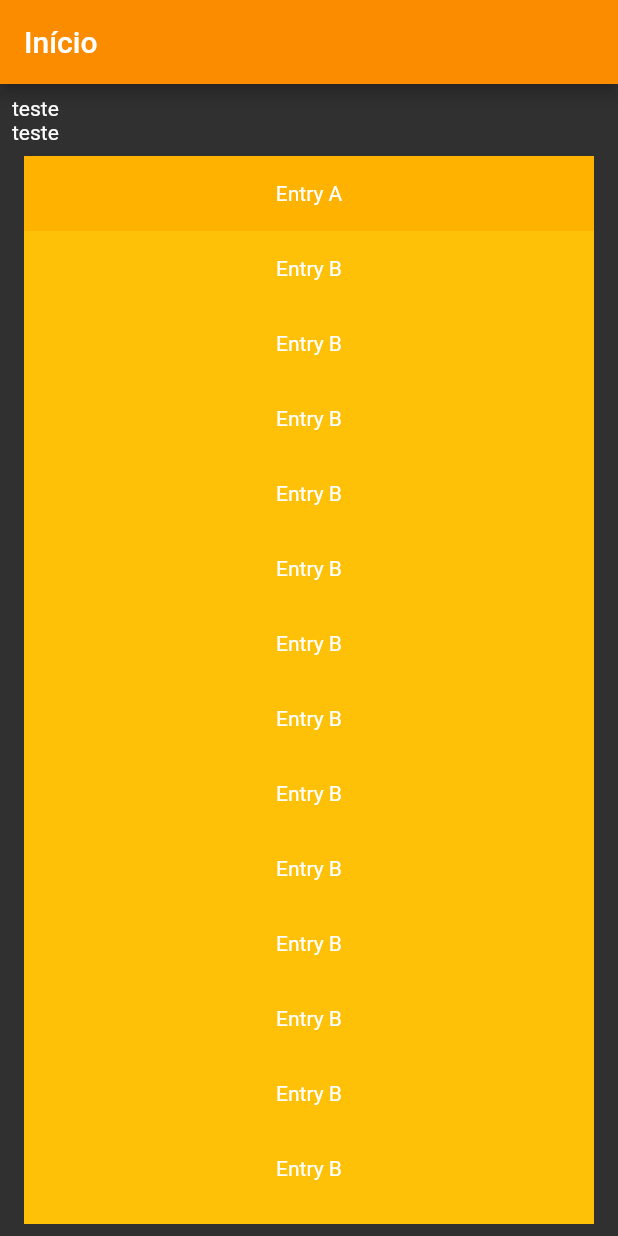
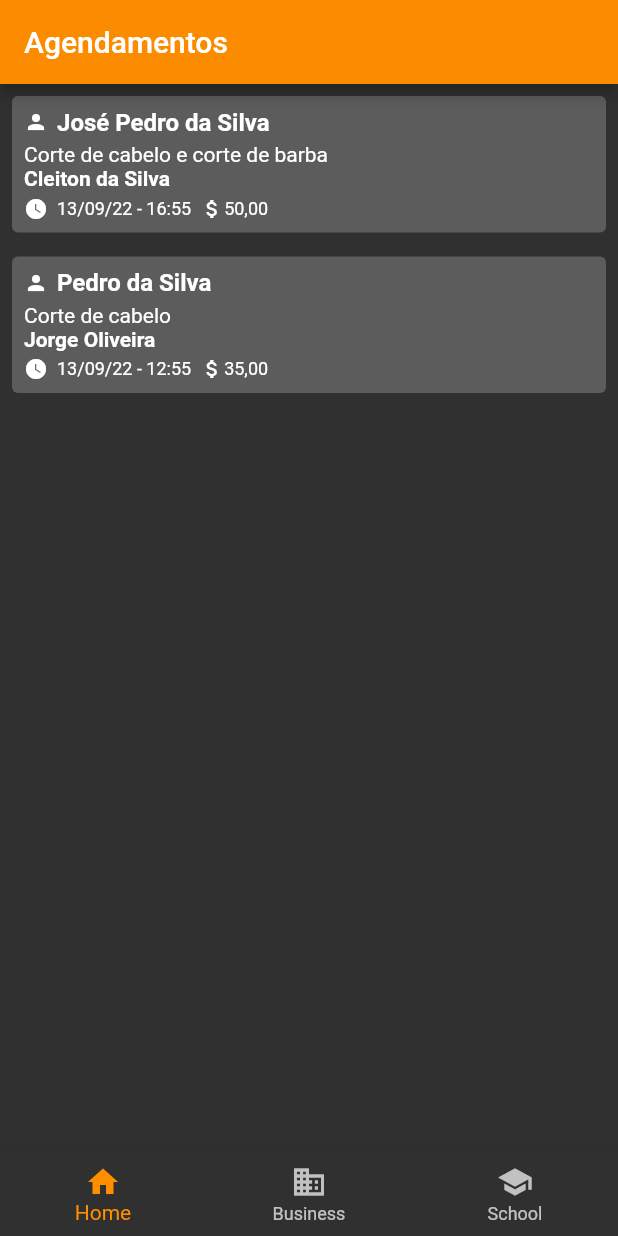
Before and after one commit to lucasvromano/barber_shop_app, a Flutter app: the HomePage screen opened directly, on a phone screen of 412 x 824 dp. Run offline on Flutter 3.47's test engine with Material 2 defaults, Android fonts, the phone set to English and light mode, and no system bars.

Commit message:
feat: add components

```diff
--- a/lib/barber_shop.dart
+++ b/lib/barber_shop.dart
@@ -1,3 +1,4 @@
+import 'package:barber_shop/pages/home.page.dart';
 import 'package:barber_shop/pages/login.page.dart';
 import 'package:flutter/material.dart';
 
@@ -16,7 +17,8 @@ class BarberShop extends StatelessWidget {
           backgroundColor: Colors.orange[600],
         ),
       ),
-      home: const LoginPage(),
+      // home: const LoginPage(),
+      home: const HomePage(),
     );
   }
 }
--- /dev/null
+++ b/lib/components/atoms/text_atom.dart
@@ -0,0 +1,22 @@
+import 'package:flutter/material.dart';
+
+class TextAtom extends StatelessWidget {
+  const TextAtom(
+      {Key? key, required this.title, this.fontSize, this.fontWeight})
+      : super(key: key);
+
+  final String title;
+  final double? fontSize;
+  final FontWeight? fontWeight;
+
+  @override
+  Widget build(BuildContext context) {
+    return Text(
+      title,
+      style: TextStyle(
+        fontSize: fontSize,
+        fontWeight: fontWeight,
+      ),
+    );
+  }
+}
--- /dev/null
+++ b/lib/components/molecules/icon_text_molecule.dart
@@ -0,0 +1,37 @@
+import 'package:barber_shop/components/atoms/text_atom.dart';
+import 'package:flutter/material.dart';
+
+class IconTextMolecule extends StatelessWidget {
+  const IconTextMolecule({
+    Key? key,
+    required this.title,
+    this.fontSize,
+    this.fontWeight,
+    this.icon,
+    this.padding,
+  }) : super(key: key);
+
+  final Icon? icon;
+  final EdgeInsetsGeometry? padding;
+
+  final String title;
+  final double? fontSize;
+  final FontWeight? fontWeight;
+
+  @override
+  Widget build(BuildContext context) {
+    return Row(
+      children: [
+        Container(
+          padding: padding,
+          child: icon,
+        ),
+        TextAtom(
+          title: title,
+          fontSize: fontSize,
+          fontWeight: fontWeight,
+        ),
+      ],
+    );
+  }
+}
--- /dev/null
+++ b/lib/components/organisms/item_list_organism.dart
@@ -0,0 +1,83 @@
+import 'package:barber_shop/components/molecules/icon_text_molecule.dart';
+import 'package:flutter/material.dart';
+
+class ItemListOrganism extends StatelessWidget {
+  const ItemListOrganism({
+    Key? key,
+    required this.customer,
+    required this.services,
+    required this.employee,
+    required this.dateHour,
+    required this.price,
+  }) : super(key: key);
+
+  final String customer;
+  final String services;
+  final String employee;
+  final String dateHour;
+  final String price;
+
+  @override
+  Widget build(BuildContext context) {
+    return Container(
+      width: MediaQuery.of(context).size.width,
+      margin: const EdgeInsets.only(bottom: 16),
+      padding: const EdgeInsets.all(8),
+      decoration: const BoxDecoration(
+        color: Color.fromARGB(255, 92, 92, 92),
+        borderRadius: BorderRadius.all(Radius.circular(4)),
+      ),
+      child: Column(
+        crossAxisAlignment: CrossAxisAlignment.start,
+        children: <Widget>[
+          Padding(
+            padding: const EdgeInsets.only(bottom: 4),
+            child: IconTextMolecule(
+              title: customer,
+              fontSize: 16,
+              fontWeight: FontWeight.bold,
+              padding: const EdgeInsets.only(right: 6),
+              icon: const Icon(
+                Icons.person,
+                size: 16,
+              ),
+            ),
+          ),
+          Padding(
+            padding: const EdgeInsets.only(bottom: 4),
+            child: Column(
+              children: [
+                IconTextMolecule(
+                  title: services,
+                ),
+                IconTextMolecule(
+                  title: employee,
+                  fontWeight: FontWeight.bold,
+                ),
+              ],
+            ),
+          ),
+          Padding(
+            padding: const EdgeInsets.only(bottom: 0),
+            child: Row(
+              children: [
+                IconTextMolecule(
+                  title: dateHour,
+                  padding: const EdgeInsets.only(right: 6),
+                  fontSize: 12,
+                  icon: const Icon(Icons.watch_later, size: 16),
+                ),
+                IconTextMolecule(
+                  title: price,
+                  padding: const EdgeInsets.only(left: 6),
+                  fontSize: 12,
+                  icon: const Icon(Icons.attach_money, size: 16),
+                ),
+              ],
+            ),
+          ),
+        ],
+      ),
+    );
+  }
+}
--- a/lib/pages/home.page.dart
+++ b/lib/pages/home.page.dart
@@ -1,3 +1,6 @@
+import 'package:barber_shop/components/atoms/text_atom.dart';
+import 'package:barber_shop/components/molecules/icon_text_molecule.dart';
+import 'package:barber_shop/components/organisms/item_list_organism.dart';
 import 'package:flutter/material.dart';
 
 class HomePage extends StatelessWidget {
@@ -7,103 +10,46 @@ class HomePage extends StatelessWidget {
   Widget build(BuildContext context) {
     return Scaffold(
       appBar: AppBar(
-        title: const Text('Início'),
+        title: const Text('Agendamentos'),
         automaticallyImplyLeading: false,
+      ),
+      bottomNavigationBar: BottomNavigationBar(
+        items: const <BottomNavigationBarItem>[
+          BottomNavigationBarItem(
+            icon: Icon(Icons.home),
+            label: 'Home',
+          ),
+          BottomNavigationBarItem(
+            icon: Icon(Icons.business),
+            label: 'Business',
+          ),
+          BottomNavigationBarItem(
+            icon: Icon(Icons.school),
+            label: 'School',
+          ),
+        ],
+        // currentIndex: _selectedIndex,
+        selectedItemColor: Colors.amber[800],
+        // onTap: _onItemTapped,
       ),
       body: Padding(
         padding: const EdgeInsets.all(8),
-        child: Column(
-          crossAxisAlignment: CrossAxisAlignment.start,
-          children: <Widget>[
-            const Text('teste'),
-            const Text('teste'),
-            Expanded(
-              child: ListView(
-                padding: const EdgeInsets.all(8),
-                children: <Widget>[
-                  Container(
-                    height: 50,
-                    color: Colors.amber[600],
-                    child: const Center(child: Text('Entry A')),
-                  ),
-                  Container(
-                    height: 50,
-                    color: Colors.amber[500],
-                    child: const Center(child: Text('Entry B')),
-                  ),
-                  Container(
-                    height: 50,
-                    color: Colors.amber[500],
-                    child: const Center(child: Text('Entry B')),
-                  ),
-                  Container(
-                    height: 50,
-                    color: Colors.amber[500],
-                    child: const Center(child: Text('Entry B')),
-                  ),
-                  Container(
-                    height: 50,
-                    color: Colors.amber[500],
-                    child: const Center(child: Text('Entry B')),
-                  ),
-                  Container(
-                    height: 50,
-                    color: Colors.amber[500],
-                    child: const Center(child: Text('Entry B')),
-                  ),
-                  Container(
-                    height: 50,
-                    color: Colors.amber[500],
-                    child: const Center(child: Text('Entry B')),
-                  ),
-                  Container(
-                    height: 50,
-                    color: Colors.amber[500],
-                    child: const Center(child: Text('Entry B')),
-                  ),
-                  Container(
-                    height: 50,
-                    color: Colors.amber[500],
-                    child: const Center(child: Text('Entry B')),
-                  ),
-                  Container(
-                    height: 50,
-                    color: Colors.amber[500],
-                    child: const Center(child: Text('Entry B')),
-                  ),
-                  Container(
-                    height: 50,
-                    color: Colors.amber[500],
-                    child: const Center(child: Text('Entry B')),
-                  ),
-                  Container(
-                    height: 50,
-                    color: Colors.amber[500],
-                    child: const Center(child: Text('Entry B')),
-                  ),
-                  Container(
-                    height: 50,
-                    color: Colors.amber[500],
-                    child: const Center(child: Text('Entry B')),
-                  ),
-                  Container(
-                    height: 50,
-                    color: Colors.amber[500],
-                    child: const Center(child: Text('Entry B')),
-                  ),
-                  Container(
-                    height: 50,
-                    color: Colors.amber[500],
-                    child: const Center(child: Text('Entry B')),
-                  ),
-                  Container(
-                    height: 50,
-                    color: Colors.amber[500],
-                    child: const Center(child: Text('Entry B')),
-                  ),
-                ],
-              ),
-            )
+        child: ListView(
+          children: const <Widget>[
+            ItemListOrganism(
+              customer: 'José Pedro da Silva',
+              services: 'Corte de cabelo e corte de barba',
+              employee: 'Cleiton da Silva',
+              dateHour: '13/09/22 - 16:55',
+              price: '50,00',
+            ),
+            ItemListOrganism(
+              customer: 'Pedro da Silva',
+              services: 'Corte de cabelo',
+              employee: 'Jorge Oliveira',
+              dateHour: '13/09/22 - 12:55',
+              price: '35,00',
+            ),
           ],
         ),
       ),
```
